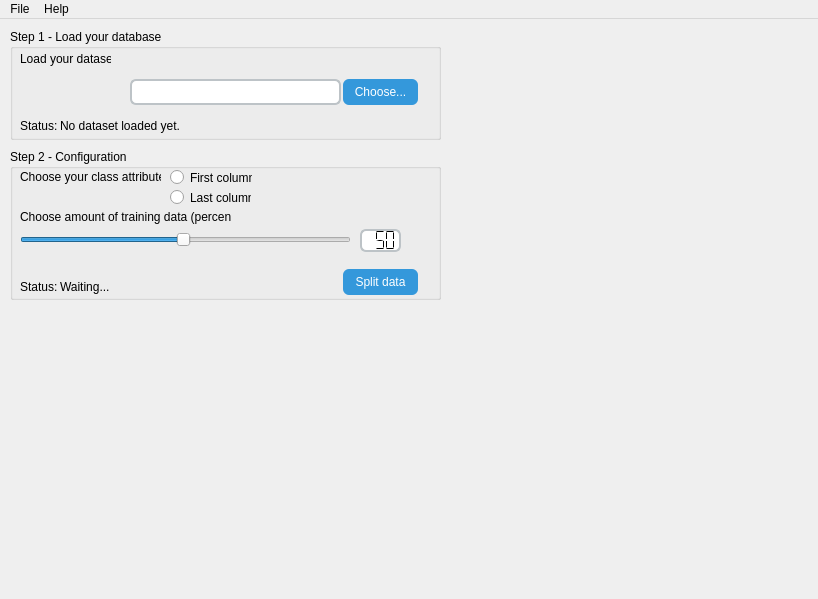
Qt form ui/mainWindow.ui (s-o-r-o-u-s-h/Classifier) before a commit.
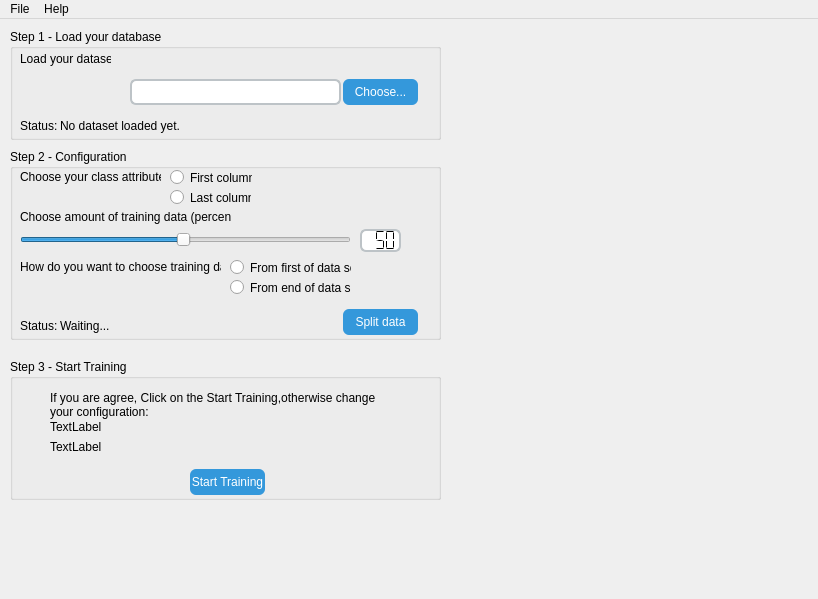
The same form after that commit.

Commit message: First update, Stay tuned for step 3!

What changed in the file:
```diff
--- a/ui/mainWindow.ui
+++ b/ui/mainWindow.ui
@@ -132,7 +132,7 @@
       <x>10</x>
       <y>130</y>
       <width>431</width>
-      <height>151</height>
+      <height>191</height>
      </rect>
     </property>
     <property name="title">
@@ -255,9 +255,9 @@
      <property name="geometry">
       <rect>
        <x>10</x>
-       <y>130</y>
+       <y>167</y>
        <width>41</width>
-       <height>16</height>
+       <height>20</height>
       </rect>
      </property>
      <property name="text">
@@ -268,9 +268,9 @@
      <property name="geometry">
       <rect>
        <x>50</x>
-       <y>130</y>
-       <width>201</width>
-       <height>16</height>
+       <y>167</y>
+       <width>221</width>
+       <height>20</height>
       </rect>
      </property>
      <property name="styleSheet">
@@ -284,7 +284,7 @@
      <property name="geometry">
       <rect>
        <x>333</x>
-       <y>120</y>
+       <y>160</y>
        <width>75</width>
        <height>26</height>
       </rect>
@@ -299,6 +299,134 @@
      </property>
      <property name="text">
       <string>Split data</string>
+     </property>
+    </widget>
+    <widget class="QWidget" name="widget" native="true">
+     <property name="geometry">
+      <rect>
+       <x>10</x>
+       <y>110</y>
+       <width>351</width>
+       <height>41</height>
+      </rect>
+     </property>
+     <widget class="QRadioButton" name="rd_from_first">
+      <property name="geometry">
+       <rect>
+        <x>210</x>
+        <y>0</y>
+        <width>121</width>
+        <height>17</height>
+       </rect>
+      </property>
+      <property name="text">
+       <string>From first of data set</string>
+      </property>
+     </widget>
+     <widget class="QLabel" name="label_7">
+      <property name="geometry">
+       <rect>
+        <x>0</x>
+        <y>0</y>
+        <width>201</width>
+        <height>16</height>
+       </rect>
+      </property>
+      <property name="text">
+       <string>How do you want to choose training data:</string>
+      </property>
+     </widget>
+     <widget class="QRadioButton" name="rd_from_end">
+      <property name="geometry">
+       <rect>
+        <x>210</x>
+        <y>20</y>
+        <width>121</width>
+        <height>17</height>
+       </rect>
+      </property>
+      <property name="text">
+       <string>From end of data set</string>
+      </property>
+     </widget>
+    </widget>
+   </widget>
+   <widget class="QGroupBox" name="grp_step3">
+    <property name="geometry">
+     <rect>
+      <x>10</x>
+      <y>340</y>
+      <width>431</width>
+      <height>141</height>
+     </rect>
+    </property>
+    <property name="title">
+     <string>Step 3 - Start Training</string>
+    </property>
+    <widget class="QLabel" name="lbl_training_amount">
+     <property name="geometry">
+      <rect>
+       <x>40</x>
+       <y>60</y>
+       <width>351</width>
+       <height>16</height>
+      </rect>
+     </property>
+     <property name="text">
+      <string>TextLabel</string>
+     </property>
+    </widget>
+    <widget class="QLabel" name="lbl_all_amount">
+     <property name="geometry">
+      <rect>
+       <x>40</x>
+       <y>80</y>
+       <width>351</width>
+       <height>16</height>
+      </rect>
+     </property>
+     <property name="text">
+      <string>TextLabel</string>
+     </property>
+    </widget>
+    <widget class="QPushButton" name="btn_begin_train">
+     <property name="geometry">
+      <rect>
+       <x>180</x>
+       <y>110</y>
+       <width>75</width>
+       <height>26</height>
+      </rect>
+     </property>
+     <property name="cursor">
+      <cursorShape>PointingHandCursor</cursorShape>
+     </property>
+     <property name="styleSheet">
+      <string notr="true">background-color:#3498DB;
+color:#FFF;
+border-radius:6px;</string>
+     </property>
+     <property name="text">
+      <string>Start Training</string>
+     </property>
+    </widget>
+    <widget class="QLabel" name="label_6">
+     <property name="geometry">
+      <rect>
+       <x>40</x>
+       <y>30</y>
+       <width>351</width>
+       <height>31</height>
+      </rect>
+     </property>
+     <property name="text">
+      <string>If you are agree, Click on the Start Training,otherwise change your configuration:</string>
+     </property>
+     <property name="scaledContents">
+      <bool>false</bool>
+     </property>
+     <property name="wordWrap">
+      <bool>true</bool>
      </property>
     </widget>
    </widget>
```
Left out of the diff: 2 changed lines with no effect on the pictures. The commit also changes 4 other files.
